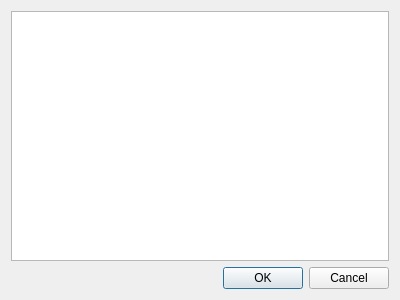
Before: the Qt Designer form GUI/chart_selection_dialog/chart_selection.ui in DeltaEpsilon7787/etternuino, drawn with Qt 5.
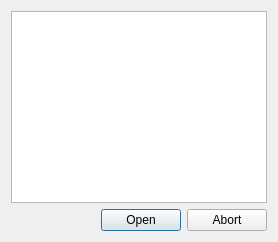
After: the same form once the commit is applied.

Patch:
```diff
--- a/GUI/chart_selection_dialog/chart_selection.ui
+++ b/GUI/chart_selection_dialog/chart_selection.ui
@@ -2,31 +2,25 @@
 <ui version="4.0">
     <class>ChartSelectionDialog</class>
     <widget class="QDialog" name="ChartSelectionDialog">
-        <property name="geometry">
-            <rect>
-                <x>0</x>
-                <y>0</y>
-                <width>400</width>
-                <height>300</height>
-            </rect>
+        <property name="windowModality">
+            <enum>Qt::ApplicationModal</enum>
         </property>
         <property name="windowTitle">
             <string>Chart selection</string>
         </property>
         <layout class="QVBoxLayout" name="verticalLayout_2">
             <item>
-                <layout class="QVBoxLayout" name="verticalLayout">
-                    <item>
                         <widget class="QListView" name="chart_list"/>
                     </item>
                     <item>
                         <widget class="QDialogButtonBox" name="dialog_box">
+                    <property name="orientation">
+                        <enum>Qt::Horizontal</enum>
+                    </property>
                             <property name="standardButtons">
-                                <set>QDialogButtonBox::Cancel|QDialogButtonBox::Ok</set>
-                            </property>
-                        </widget>
-                    </item>
-                </layout>
+                        <set>QDialogButtonBox::Abort|QDialogButtonBox::Open</set>
+                    </property>
+                </widget>
             </item>
         </layout>
     </widget>
```
Left out of the diff: 35 changed lines with no effect on the pictures. Lines whose indentation alone changed are shown as unchanged.
